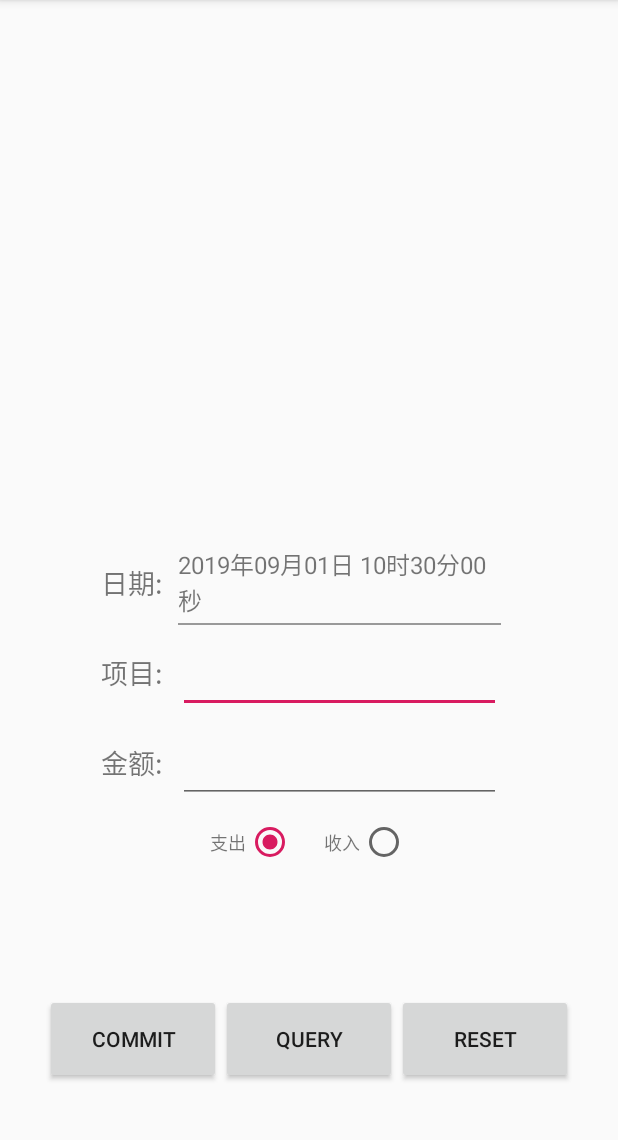
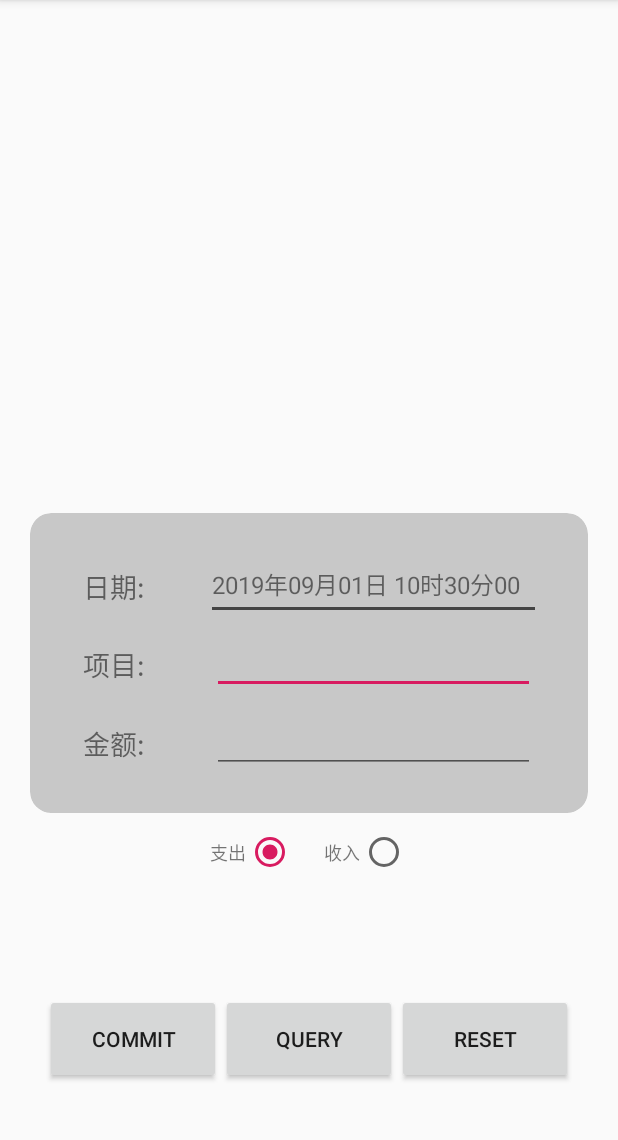
Before and after one commit to shesw/AbacusBeads, an Android app: the screen it shows after launch (OperationActivity), on a phone screen of 412 x 824 dp, the part 84-1224 px from its top. Run offline under Robolectric (Android 15) with nearby library versions, the phone set to English and light mode, and no system bars; libraries missing offline, so code that uses them is left out: com.bigkoo.pickerview, com.facebook.drawee, org.litepal; plain views replace SimpleDraweeView; 2 statements that could not run were skipped.

Commit message:
add cardview, adjust layout

```diff
--- a/app/build.gradle
+++ b/app/build.gradle
@@ -4,7 +4,7 @@ android {
     compileSdkVersion 28
     defaultConfig {
         applicationId "com.sheswland.abacusbeads"
-        minSdkVersion 15
+        minSdkVersion 21
         targetSdkVersion 28
         versionCode 1
         versionName "1.0"
@@ -21,6 +21,8 @@ android {
 dependencies {
     implementation fileTree(dir: 'libs', include: ['*.jar'])
     implementation 'com.android.support:appcompat-v7:28.0.0'
+    implementation 'com.android.support:cardview-v7:28.0.0'
+    implementation 'com.android.support:recyclerview-v7:28.0.0'
     implementation 'com.android.support.constraint:constraint-layout:1.1.3'
     implementation 'org.litepal.android:java:3.0.0'
     implementation 'com.facebook.fresco:fresco:1.13.0'
--- a/app/src/main/res/layout/activity_main.xml
+++ b/app/src/main/res/layout/activity_main.xml
@@ -14,94 +14,117 @@
         app:layout_constraintTop_toTopOf="parent"
         app:layout_constraintLeft_toLeftOf="parent"
         app:layout_constraintRight_toRightOf="parent"
-        app:layout_constraintBottom_toTopOf="@id/inputs" />
+        app:layout_constraintBottom_toTopOf="@id/inputs_cardview" />
 
+    <android.support.v7.widget.CardView
+        android:id="@+id/inputs_cardview"
+        android:layout_width="0dp"
+        android:layout_height="200dp"
+        android:layout_marginLeft="20dp"
+        android:layout_marginRight="20dp"
+        app:cardBackgroundColor="#33000000"
+        app:cardCornerRadius="14dp"
+        app:cardElevation="0dp"
+        app:layout_constraintLeft_toLeftOf="parent"
+        app:layout_constraintRight_toRightOf="parent"
+        app:layout_constraintTop_toBottomOf="@id/logo"
+        app:layout_constraintBottom_toTopOf="@id/bt_query"
+        app:layout_constraintVertical_bias="0.3">
 
         <android.support.constraint.ConstraintLayout
             android:id="@+id/inputs"
-        android:layout_width="0dp"
-        android:layout_height="wrap_content"
-        android:layout_marginLeft="40dp"
-        app:layout_constraintLeft_toLeftOf="parent"
-        app:layout_constraintRight_toRightOf="parent"
-        app:layout_constraintTop_toBottomOf="@id/logo"
-        app:layout_constraintBottom_toTopOf="@id/bt_query" >
+            android:paddingTop="10dp"
+            android:paddingBottom="14dp"
+            android:layout_width="match_parent"
+            android:layout_height="match_parent">
 
             <TextView
+                android:id="@+id/date_title"
                 android:layout_width="wrap_content"
-            android:layout_height="60dp"
+                android:layout_height="wrap_content"
                 android:gravity="center"
                 android:paddingTop="6dp"
-            app:layout_constraintEnd_toStartOf="@id/input_date"
-            app:layout_constraintBottom_toBottomOf="@id/input_date"
                 android:layout_marginRight="10dp"
                 android:text="日期:"
-            android:textSize="18sp"/>
+                android:textSize="18sp"
+                app:layout_constraintLeft_toLeftOf="parent"
+                app:layout_constraintRight_toLeftOf="@id/input_date"
+                app:layout_constraintTop_toTopOf="parent"
+                app:layout_constraintBottom_toTopOf="@id/content_title"/>
 
             <TextView
                 android:id="@+id/input_date"
                 android:layout_width="215dp"
-            android:layout_height="60dp"
+                android:layout_height="0dp"
                 android:gravity="center_vertical"
                 android:textSize="16sp"
                 android:paddingTop="6dp"
                 android:text="2019年9月1日9点18分44秒"
-            app:layout_constraintStart_toStartOf="parent"
-            app:layout_constraintEnd_toEndOf="parent"
-            app:layout_constraintTop_toTopOf="parent"
-            app:layout_constraintBottom_toTopOf="@id/input_content" />
+                app:layout_constraintLeft_toRightOf="@id/date_title"
+                app:layout_constraintRight_toRightOf="parent"
+                app:layout_constraintTop_toTopOf="@id/date_title"
+                app:layout_constraintBottom_toBottomOf="@id/date_title" />
 
             <View
                 android:layout_width="0dp"
-            android:layout_height="1dp"
-            android:background="#999999"
+                android:layout_height="2dp"
+                android:background="#444444"
                 app:layout_constraintTop_toBottomOf="@id/input_date"
                 app:layout_constraintLeft_toLeftOf="@id/input_date"
                 app:layout_constraintRight_toRightOf="@id/input_date"/>
 
 
             <TextView
+                android:id="@+id/content_title"
                 android:layout_width="wrap_content"
-            android:layout_height="60dp"
+                android:layout_height="wrap_content"
                 android:gravity="center"
                 android:paddingTop="6dp"
-            app:layout_constraintEnd_toStartOf="@id/input_content"
-            app:layout_constraintBottom_toBottomOf="@id/input_content"
                 android:layout_marginRight="10dp"
                 android:text="项目:"
-            android:textSize="18sp"/>
+                android:textSize="18sp"
+                app:layout_constraintLeft_toLeftOf="parent"
+                app:layout_constraintRight_toLeftOf="@id/input_content"
+                app:layout_constraintTop_toBottomOf="@id/input_date"
+                app:layout_constraintBottom_toTopOf="@id/spend_title"/>
 
             <EditText
                 android:id="@+id/input_content"
                 android:layout_width="215dp"
-            android:layout_height="60dp"
-            app:layout_constraintStart_toStartOf="parent"
-            app:layout_constraintEnd_toEndOf="parent"
-            app:layout_constraintTop_toBottomOf="@id/input_date"
-            app:layout_constraintBottom_toTopOf="@id/input_spend"/>
+                android:layout_height="wrap_content"
+                app:layout_constraintLeft_toRightOf="@id/content_title"
+                app:layout_constraintRight_toRightOf="parent"
+                app:layout_constraintBottom_toBottomOf="@id/content_title"
+                app:layout_constraintTop_toTopOf="@id/content_title"/>
 
             <TextView
+                android:id="@+id/spend_title"
                 android:layout_width="wrap_content"
-            android:layout_height="60dp"
+                android:layout_height="wrap_content"
                 android:gravity="center"
                 android:paddingTop="6dp"
-            app:layout_constraintEnd_toStartOf="@id/input_spend"
-            app:layout_constraintBottom_toBottomOf="@id/input_spend"
                 android:layout_marginRight="10dp"
                 android:text="金额:"
-            android:textSize="18sp"/>
+                android:textSize="18sp"
+                app:layout_constraintLeft_toLeftOf="parent"
+                app:layout_constraintRight_toLeftOf="@id/input_spend"
+                app:layout_constraintTop_toBottomOf="@id/content_title"
+                app:layout_constraintBottom_toBottomOf="parent"/>
 
             <EditText
                 android:id="@+id/input_spend"
                 android:layout_width="215dp"
-            android:layout_height="60dp"
+                android:layout_height="wrap_content"
                 android:inputType="number|numberDecimal"
-            app:layout_constraintStart_toStartOf="parent"
-            app:layout_constraintEnd_toEndOf="parent"
-            app:layout_constraintTop_toBottomOf="@id/input_content"
-            app:layout_constraintBottom_toBottomOf="parent" />
+                app:layout_constraintLeft_toRightOf="@id/spend_title"
+                app:layout_constraintRight_toRightOf="parent"
+                app:layout_constraintBottom_toBottomOf="@id/spend_title"
+                app:layout_constraintTop_toTopOf="@id/spend_title"/>
 
         </android.support.constraint.ConstraintLayout>
+
+    </android.support.v7.widget.CardView>
+
 
     <RadioGroup
         android:id="@+id/radio_group"
@@ -109,7 +132,7 @@
         android:layout_height="wrap_content"
         android:layout_marginTop="10dp"
         android:orientation="horizontal"
-        app:layout_constraintTop_toBottomOf="@id/inputs"
+        app:layout_constraintTop_toBottomOf="@id/inputs_cardview"
         app:layout_constraintLeft_toLeftOf="parent"
         app:layout_constraintRight_toRightOf="parent">
 
```
Lines whose indentation alone changed are shown as unchanged.
